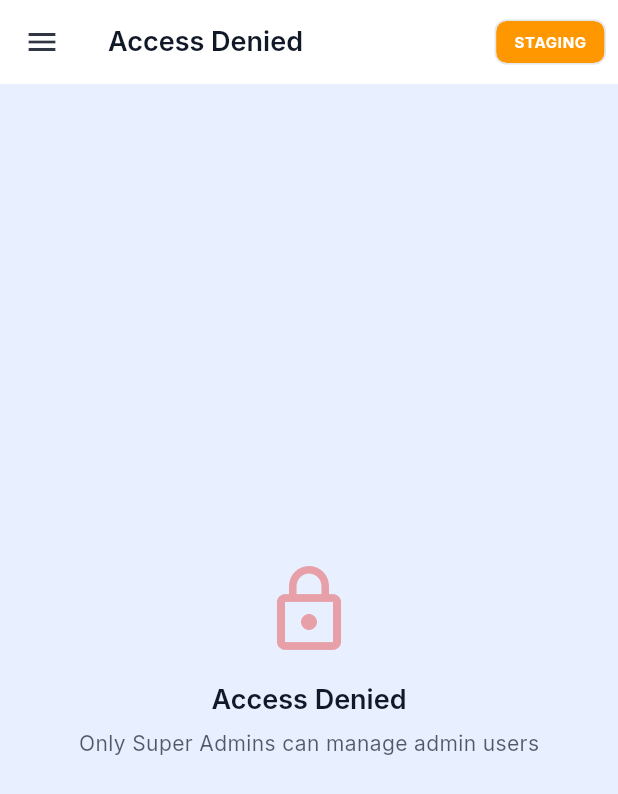
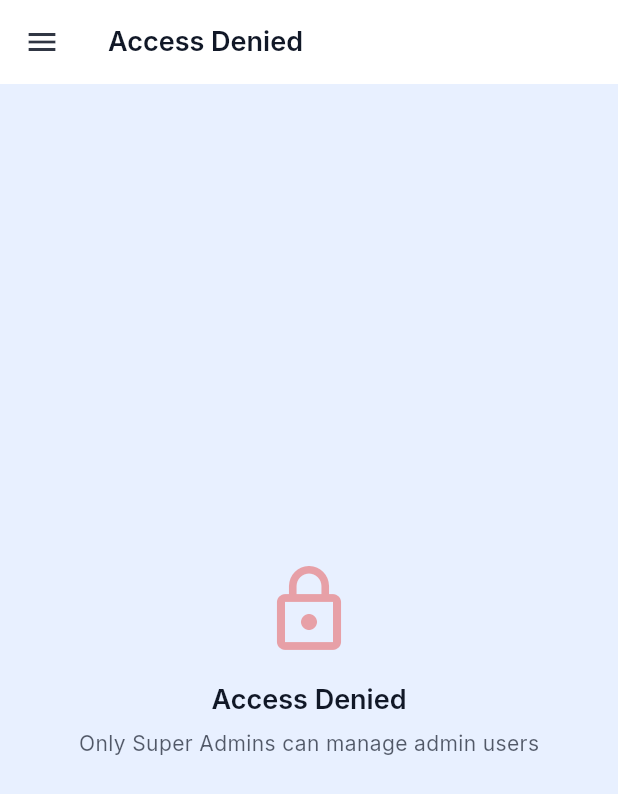
Before and after one commit to Prajwal-KP-1611/appydex-admin-flutter, a Flutter app: the AdminScaffold screen opened directly, on a phone screen of 412 x 824 dp. Shown: the top 794 px of the screen. Run offline on Flutter 3.47's test engine with Material 3 defaults, Android fonts, the phone set to English and light mode, and no system bars; our stand-ins replace dio, fl_chart, flutter_riverpod, flutter_secure_storage, google_fonts, sentry_flutter and 1 more; accounts and stored records are empty; statements that could not run were skipped.

Commit message:
ui: remove staging environment badge

```diff
--- a/lib/features/shared/admin_sidebar.dart
+++ b/lib/features/shared/admin_sidebar.dart
@@ -225,25 +225,8 @@ class AdminScaffold extends ConsumerWidget {
   }
 
   Widget? _buildEnvironmentChip(BuildContext context) {
-    // Hide in production
-    if (kAppFlavor == 'prod') return null;
-
-    final color = kAppFlavor == 'staging' ? Colors.orange : Colors.purple;
-
-    return Chip(
-      label: Text(
-        kAppFlavor.toUpperCase(),
-        style: const TextStyle(
-          fontSize: 10,
-          fontWeight: FontWeight.bold,
-          color: Colors.white,
-        ),
-      ),
-      backgroundColor: color,
-      padding: const EdgeInsets.symmetric(horizontal: 4),
-      materialTapTargetSize: MaterialTapTargetSize.shrinkWrap,
-      visualDensity: VisualDensity.compact,
-    );
+    // Always hide environment chip
+    return null;
   }
 
   Widget _buildSectionHeader(BuildContext context, String title) {
```
